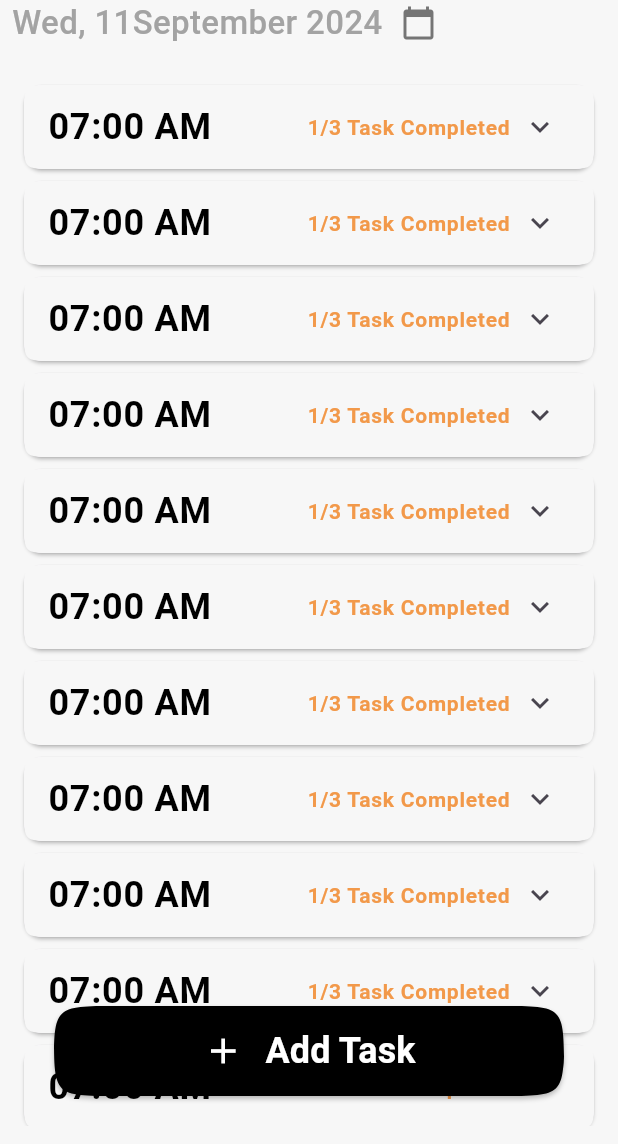
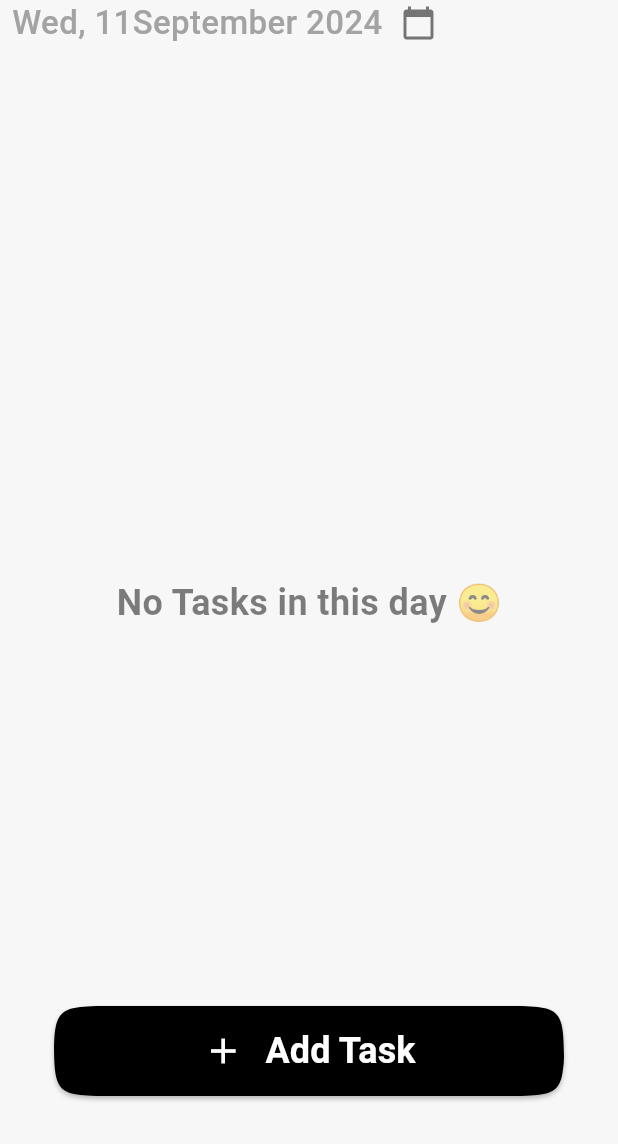
Before and after one commit to AdhamElagaty/sample_to_do_app_ui, a Flutter app: the screen it shows after launch, on a phone screen of 412 x 824 dp, the part 92-1236 px from its top. Run offline on Flutter 3.47's test engine with Material 3 defaults, Android fonts, the phone set to English and light mode, and no system bars; our stand-ins replace flutter_bloc, sqflite; accounts and stored records are empty.

Commit message:
Update on GenerateTileTasksList widget with adding futur builder to get tasks from database

```diff
--- a/lib/widgets/generate_tile_tasks_list_widget.dart
+++ b/lib/widgets/generate_tile_tasks_list_widget.dart
@@ -1,4 +1,9 @@
 import 'package:flutter/material.dart';
+import 'package:flutter_bloc/flutter_bloc.dart';
+import 'package:sample_to_do_app_ui/cubits/tasks_view_cubit/tasks_view_cubit.dart';
+import 'package:sample_to_do_app_ui/cubits/tasks_view_cubit/tasks_view_state.dart';
+import 'package:sample_to_do_app_ui/utils/app_style.dart';
+import 'package:sample_to_do_app_ui/utils/helper.dart';
 import 'package:sample_to_do_app_ui/widgets/custom_expansion_tile_task_widget.dart';
 
 class GenerateTileTasksListWidget extends StatelessWidget {
@@ -6,11 +11,65 @@ class GenerateTileTasksListWidget extends StatelessWidget {
 
   @override
   Widget build(BuildContext context) {
-    return ListView.builder(
-      itemCount: 12,
-      itemBuilder: (context, index) => const CustomExpansionTileTaskWidget(
-        title: "07:00 AM",
-      ),
+    return FutureBuilder<void>(
+      future: BlocProvider.of<TasksViewCubit>(context).getTasksByDateDate(),
+      builder: (context, snapshot) {
+        if (snapshot.connectionState == ConnectionState.waiting) {
+          return const Center(
+            child: CircularProgressIndicator(),
+          );
+        } else if (snapshot.hasError) {
+          return Center(
+            child: Text('Error: ${snapshot.error}'),
+          );
+        } else {
+          return BlocConsumer<TasksViewCubit, TasksViewState>(
+            listener: (context, state) {},
+            builder: (context, state) {
+              return tasksUIList(state, context);
+            },
+          );
+        }
+      },
     );
   }
+
+  Widget tasksUIList(TasksViewState state, BuildContext context) {
+    if (state is UpdateDataViewTasksSuccess) {
+      final tasks = BlocProvider.of<TasksViewCubit>(context).tasksModel;
+      if (tasks == null || tasks.isEmpty) {
+        return Center(
+          child: Text(
+            "No Tasks in this day 😊",
+            style: AppStyle.styleBold18
+                .copyWith(color: const Color(0xff000000).withOpacity(0.5)),
+          ),
+        );
+      }
+      return ListView.builder(
+        itemCount: tasks.length,
+        itemBuilder: (context, index) => CustomExpansionTileTaskWidget(
+          title:
+              Helper.formatTimeOfDayToStringfromDateTime(tasks[index].dateTime),
+        ),
+      );
+    } else if (state is UpdateDataViewTasksNotExist) {
+      return Center(
+        child: Text(
+          "No Tasks in this day 😊",
+          style: AppStyle.styleBold18
+              .copyWith(color: const Color(0xff000000).withOpacity(0.5)),
+        ),
+      );
+    } else if (state is UpdateDataViewTasksFailure) {
+      return Center(
+        child: Text(state.errorMessage),
+      );
+    } else {
+      // Handle unexpected states
+      return const Center(
+        child: CircularProgressIndicator(),
+      );
+    }
+  }
 }
```
